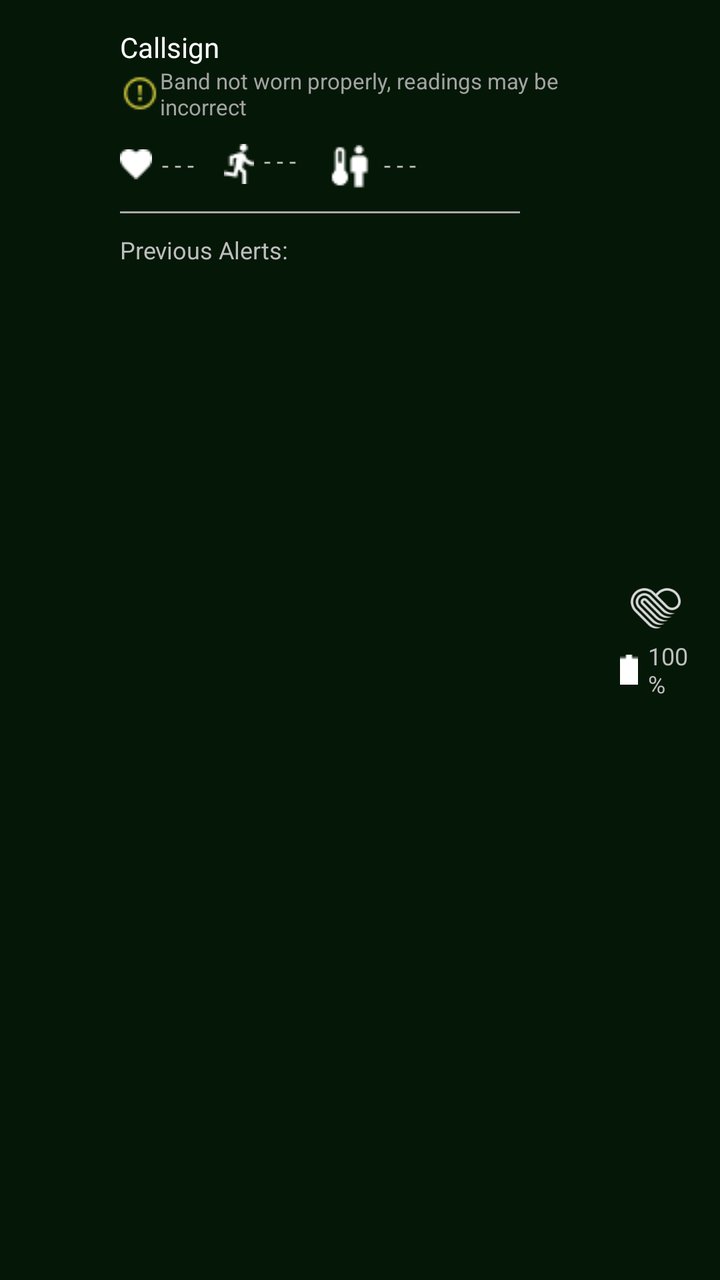
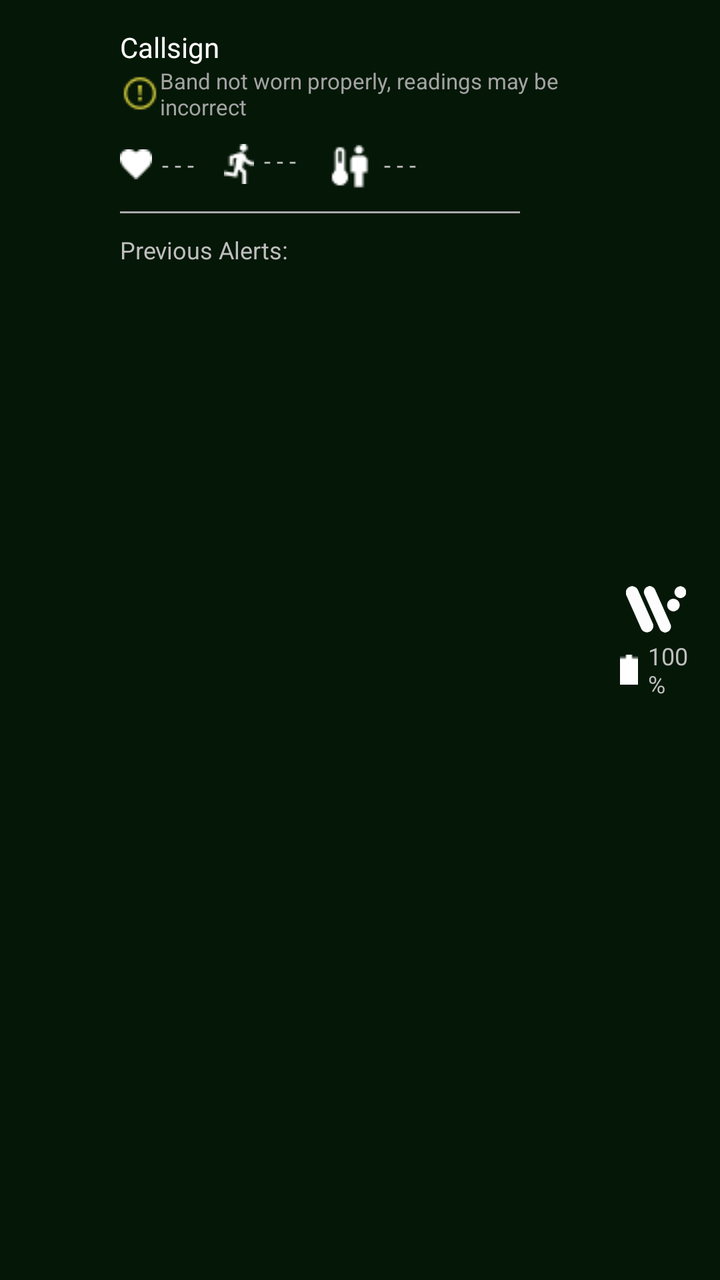

The first picture is an Android layout as it rendered before a commit; the second is the same layout after the commit. The layout source and the unified diff follow.
<!-- AndroidManifest.xml: application theme AppTheme -->
<!-- res/layout/custom_group_view.xml -->
<?xml version="1.0" encoding="utf-8"?>
<LinearLayout
    xmlns:android="http://schemas.android.com/apk/res/android"
    xmlns:tools="http://schemas.android.com/tools"
    android:layout_width="match_parent"
    android:layout_height="wrap_content"
    android:orientation="horizontal"
    android:paddingVertical="10dp"
    tools:ignore="UselessParent"
    android:background="@color/greenbg"
    style="@style/AppTheme">

    <ImageView
        android:id="@+id/alertIcon"
        android:layout_width="25dp"
        android:layout_height="25dp"
        android:layout_marginStart="25dp"
        android:layout_marginEnd="10dp"
        android:src="@drawable/danger"
        tools:ignore="ContentDescription"
        android:layout_gravity="center_vertical"
        android:visibility="invisible"/>

    <LinearLayout
        android:id="@+id/nameAndAlerts"
        android:layout_width="wrap_content"
        android:layout_height="wrap_content"
        android:orientation="vertical"
        android:layout_marginTop="4dp">

        <TextView
            android:id="@+id/textCallsign"
            android:layout_width="wrap_content"
            android:layout_height="wrap_content"
            android:textSize="14sp"
            android:text="Callsign"
            android:textColor="@color/white"
            tools:ignore="RtlHardcoded"/>

        <TextView
            android:id="@+id/textisFalsePositive"
            android:layout_width="250dp"
            android:layout_height="wrap_content"
            android:textSize="11sp"
            android:text="Band not worn properly, readings may be incorrect"
            android:textColor="@color/light_gray"
            tools:ignore="RtlHardcoded"
            android:paddingBottom="3dp"
            android:drawableStart="@drawable/isfalsepositive"
            android:visibility = "visible"/>

        <TextView
            android:id="@+id/textLastConnected"
            android:layout_width="wrap_content"
            android:layout_height="wrap_content"
            android:textSize="13sp"
            android:text="Last connected X minutes ago"
            android:textColor="@color/light_gray"
            tools:ignore="RtlHardcoded"
            android:paddingBottom="7dp"
            android:visibility="gone"/>

        <LinearLayout
            android:id="@+id/healthData"
            android:layout_width="wrap_content"
            android:layout_height="wrap_content"
            android:gravity="center_vertical"
            android:paddingTop="5dp">

            <TextView
                android:id="@+id/textHeartRate"
                android:layout_width="wrap_content"
                android:layout_height="wrap_content"
                android:textSize="12sp"
                tools:ignore="RtlHardcoded"
                android:text="- - -"
                android:layout_marginEnd="15dp"
                android:drawableStart="@drawable/heartrate"
                android:drawablePadding="5dp"/>

            <TextView
                android:id="@+id/textExertion"
                android:layout_width="wrap_content"
                android:layout_height="wrap_content"
                android:textSize="12sp"
                tools:ignore="RtlHardcoded"
                android:text="- - -"
                android:layout_marginEnd="15dp"
                android:drawableStart="@drawable/exertion"
                android:drawablePadding="5dp"/>

            <TextView
                android:id="@+id/textCoreBodyTemp"
                android:layout_width="wrap_content"
                android:layout_height="wrap_content"
                android:drawableStart="@drawable/corebodytemp"
                android:text="- - -"
                android:textSize="12sp"
                android:gravity="center_vertical"
                tools:ignore="RtlHardcoded"
                android:drawablePadding="0dp"/>
        </LinearLayout>

        <RelativeLayout
            android:id="@+id/expandedHealthData"
            android:layout_width="wrap_content"
            android:layout_height="wrap_content"
            android:layout_marginTop="3dp"
            android:gravity="center_vertical"
            android:visibility="gone">

            <TextView
                android:id="@+id/textCaloricBurnRate"
                android:layout_width="wrap_content"
                android:layout_height="wrap_content"
                android:textSize="12sp"
                tools:ignore="RtlHardcoded"
                android:text="- - -"
                android:layout_marginEnd="15dp"
                android:drawableStart="@drawable/calories"
                android:drawablePadding="5dp"/>

            <TextView
                android:id="@+id/textHrlv"
                android:layout_width="wrap_content"
                android:layout_height="wrap_content"
                android:textSize="12sp"
                tools:ignore="RtlHardcoded"
                android:text="- - -"
                android:layout_marginEnd="15dp"
                android:drawableStart="@drawable/hrlv"
                android:drawablePadding="5dp"
                android:layout_toEndOf="@id/textCaloricBurnRate"/>

            <TextView
                android:id="@+id/textVo2"
                android:layout_width="wrap_content"
                android:layout_height="wrap_content"
                android:drawableStart="@drawable/vo2"
                android:text="- - -"
                android:textSize="12sp"
                tools:ignore="RtlHardcoded"
                android:layout_marginEnd="15dp"
                android:drawablePadding="5dp"
                android:layout_toEndOf="@id/textHrlv"/>

            <TextView
                android:id="@+id/textHrv"
                android:layout_width="wrap_content"
                android:layout_height="wrap_content"
                android:drawableStart="@drawable/hrv"
                android:text="- - -"
                android:textSize="12sp"
                tools:ignore="RtlHardcoded"
                android:drawablePadding="5dp"
                android:layout_marginTop="3dp"
                android:layout_below="@id/textCaloricBurnRate"/>
        </RelativeLayout>

        <LinearLayout
            android:layout_width="wrap_content"
            android:layout_height="wrap_content"
            android:id="@+id/previousAlert"
            android:layout_marginTop="10dp"
            android:orientation="vertical">
            <View
                android:layout_width="200dp"
                android:layout_height="1dp"
                android:background="@android:color/darker_gray"/>

            <TextView
                android:layout_width="wrap_content"
                android:layout_height="wrap_content"
                android:text="Previous Alerts:"
                android:textSize="12sp"
                android:layout_marginTop="10dp"/>

        </LinearLayout>

    </LinearLayout>

    <RelativeLayout
        android:layout_width="wrap_content"
        android:layout_height="wrap_content"
        android:layout_gravity="center_vertical"
        android:layout_marginEnd="10dp"
        android:orientation="vertical">

        <ImageView
            android:id="@+id/iconWearableLogo"
            android:layout_width="30dp"
            android:layout_height="30dp"
            android:src="@drawable/biostrap"
            android:layout_marginEnd="7dp"
            android:layout_alignParentEnd="true"/>

        <TextView
            android:id="@+id/textBattery"
            android:layout_width="wrap_content"
            android:layout_height="wrap_content"
            android:textSize="12sp"
            android:text="100%"
            tools:ignore="RtlHardcoded"
            android:layout_below="@id/iconWearableLogo"
            android:layout_alignParentEnd="true"
            android:drawableStart="@drawable/battery"
            android:drawablePadding="5dp"/>


    </RelativeLayout>





</LinearLayout>
<!-- resources referenced by this layout -->
<resources>
  <color name="greenbg">#202BB73B</color>
  <color name="light_gray">#A3A3A3</color>
  <color name="white">#ffffff</color>
  <!-- drawable battery: png bitmap (drawable, 158 bytes) -->
  <!-- drawable biostrap: png bitmap (drawable, 9869 bytes) -->
  <!-- drawable calories: png bitmap (drawable, 372 bytes) -->
  <!-- drawable corebodytemp: png bitmap (drawable, 384 bytes) -->
  <!-- drawable danger: png bitmap (drawable, 1175 bytes) -->
  <!-- drawable exertion: png bitmap (drawable, 350 bytes) -->
  <!-- drawable heartrate: png bitmap (drawable, 255 bytes) -->
  <!-- drawable hrlv: png bitmap (drawable, 381 bytes) -->
  <!-- drawable hrv: png bitmap (drawable, 371 bytes) -->
  <!-- drawable isfalsepositive: png bitmap (drawable, 552 bytes) -->
  <!-- drawable vo2: png bitmap (drawable, 362 bytes) -->
  <style name="AppTheme" parent="@android:style/Theme.Holo">
          <item name="android:buttonStyle">@android:style/Widget.Button</item>
          <item name="android:imageButtonStyle">@android:style/Widget.Button</item>
          <item name="android:buttonStyleToggle">@android:style/Widget.Button</item>
          <item name="android:spinnerStyle">@style/ATAKSpinner</item>
          <item name="android:spinnerItemStyle">@style/ATAKSpinnerItem</item>
          <item name="android:editTextStyle">@style/ATAKEditText</item>
      </style>
  <style name="ATAKSpinner" parent="@android:style/Widget.Spinner">
          <item name="android:spinnerMode">dialog</item>
      </style>
  <style name="ATAKSpinnerItem" parent="@style/AppTheme">
          <item name="android:textColor">@android:color/black</item>
      </style>
  <style name="ATAKEditText" parent="@android:style/Widget.EditText">
          
          
  
          
          <item name="android:imeOptions">flagNoFullscreen</item>
      </style>
</resources>

<!-- the commit's change to res/layout/custom_group_view.xml (unified diff, before → after) -->
@@ -190,7 +190,7 @@
             android:id="@+id/iconWearableLogo"
             android:layout_width="30dp"
             android:layout_height="30dp"
-            android:src="@drawable/biostrap"
+            android:src="@drawable/wearos"
             android:layout_marginEnd="7dp"
             android:layout_alignParentEnd="true"/>
 
<!-- resource entries referenced after the edit -->
@@ -4,7 +4,6 @@
   <color name="light_gray">#A3A3A3</color>
   <color name="white">#ffffff</color>
   <!-- drawable battery: png bitmap (drawable, 158 bytes) -->
-  <!-- drawable biostrap: png bitmap (drawable, 9869 bytes) -->
   <!-- drawable calories: png bitmap (drawable, 372 bytes) -->
   <!-- drawable corebodytemp: png bitmap (drawable, 384 bytes) -->
   <!-- drawable danger: png bitmap (drawable, 1175 bytes) -->
@@ -14,6 +13,7 @@
   <!-- drawable hrv: png bitmap (drawable, 371 bytes) -->
   <!-- drawable isfalsepositive: png bitmap (drawable, 552 bytes) -->
   <!-- drawable vo2: png bitmap (drawable, 362 bytes) -->
+  <!-- drawable wearos: png bitmap (drawable, 4659 bytes) -->
   <style name="AppTheme" parent="@android:style/Theme.Holo">
           <item name="android:buttonStyle">@android:style/Widget.Button</item>
           <item name="android:imageButtonStyle">@android:style/Widget.Button</item>
